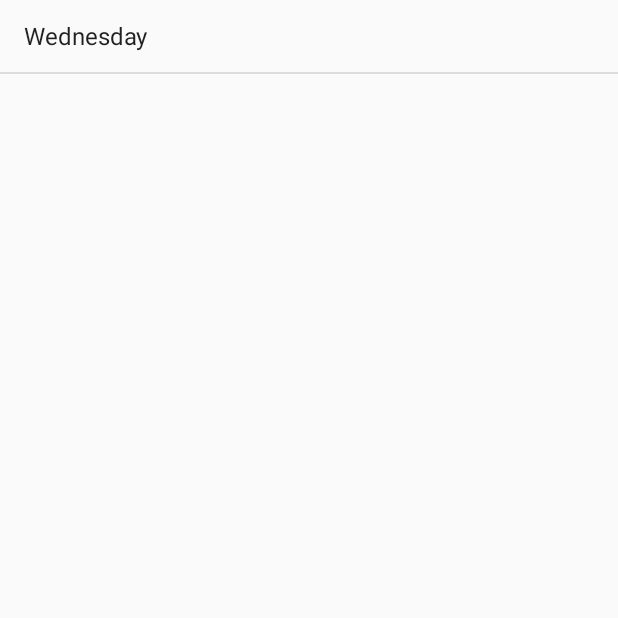
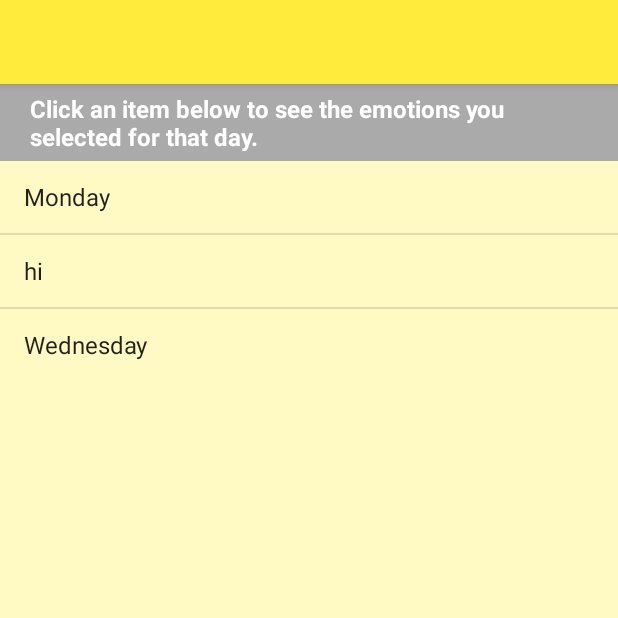
Before and after one commit to grace-young/Smile, an Android app: the ResultsActivity screen opened directly, with no data from a screen before it, after a tap on "Tuesday", on a phone screen of 412 x 824 dp, the top half of it. Run offline under Robolectric (Android 15) with nearby library versions, the light colour scheme and no system bars; 1 other tap on this screen came first.

Commit message:
Add feature to graph view, work on survey results page

```diff
--- a/app/src/main/AndroidManifest.xml
+++ b/app/src/main/AndroidManifest.xml
@@ -22,7 +22,7 @@
             </intent-filter>
         </activity>
         <activity android:name=".GraphActivity" />
-        <activity android:name=".ResultsActivity"></activity>
+        <activity android:name=".ResultsActivity" />
     </application>
 
 </manifest>
--- a/app/src/main/java/com/treehacks/bestteamever/smile/ResultsActivity.java
+++ b/app/src/main/java/com/treehacks/bestteamever/smile/ResultsActivity.java
@@ -1,38 +1,62 @@
 package com.treehacks.bestteamever.smile;
 
-import android.app.ListActivity;
 import android.os.Bundle;
+import android.support.v7.app.AppCompatActivity;
 import android.view.View;
+import android.widget.AdapterView;
 import android.widget.ArrayAdapter;
 import android.widget.ListView;
 
 import java.util.ArrayList;
 
-public class ResultsActivity extends ListActivity {
+public class ResultsActivity extends AppCompatActivity implements AdapterView.OnItemClickListener {
+
+    public static final String TAG = ResultsActivity.class.getSimpleName();
+
+    private ListView listView;
 
     private ArrayList<String> items;
+    private ArrayList<String> adapterList;
     private ArrayAdapter<String> adapter;
+
+    private boolean datesShown = true;
 
     @Override
     protected void onCreate(Bundle savedInstanceState) {
         super.onCreate(savedInstanceState);
         setContentView(R.layout.activity_results);
 
+        listView = (ListView) findViewById(R.id.listView);
+
         items = new ArrayList<>();
         items.add("Monday");
         items.add("Tuesday");
         items.add("Wednesday");
 
-        adapter = new ArrayAdapter<>(this, android.R.layout.simple_list_item_1, items);
-        setListAdapter(adapter);
+        adapterList = new ArrayList<>(items);
+
+        adapter = new ArrayAdapter<>(this, android.R.layout.simple_list_item_1, adapterList);
+        listView.setAdapter(adapter);
+        listView.setOnItemClickListener(this);
     }
 
     @Override
-    protected void onListItemClick(ListView l, View v, int position, long id) {
-        super.onListItemClick(l, v, position, id);
+    public void onItemClick(AdapterView<?> parent, View view, int position, long id) {
+        toggleDateAndEmotions(position);
 
-        items.remove(position);
         adapter.notifyDataSetChanged();
+    }
+
+    private void toggleDateAndEmotions(int pos) {
+        if (datesShown) {
+            // show emotions
+            adapterList.set(pos, "hi");
+            datesShown = false;
+        } else {
+            // show dates
+            adapterList.set(pos, items.get(pos));
+            datesShown = true;
+        }
     }
 
     @Override
@@ -50,7 +74,7 @@ public class ResultsActivity extends ListActivity {
 
         if (items != null) {
             adapter = new ArrayAdapter<>(this, android.R.layout.simple_list_item_1, items);
-            setListAdapter(adapter);
+            listView.setAdapter(adapter);
             adapter.notifyDataSetChanged();
         }
 
--- a/app/src/main/res/layout/activity_results.xml
+++ b/app/src/main/res/layout/activity_results.xml
@@ -1,12 +1,28 @@
 <?xml version="1.0" encoding="utf-8"?>
-<RelativeLayout xmlns:android="http://schemas.android.com/apk/res/android"
+<LinearLayout xmlns:android="http://schemas.android.com/apk/res/android"
     xmlns:tools="http://schemas.android.com/tools"
     android:layout_width="match_parent"
     android:layout_height="match_parent"
-    android:paddingBottom="@dimen/activity_vertical_margin"
-    android:paddingLeft="@dimen/activity_horizontal_margin"
-    android:paddingRight="@dimen/activity_horizontal_margin"
-    android:paddingTop="@dimen/activity_vertical_margin"
+    android:background="@color/colorBackground"
+    android:orientation="vertical"
     tools:context="com.treehacks.bestteamever.smile.ResultsActivity">
 
-</RelativeLayout>
+    <TextView
+        android:layout_width="match_parent"
+        android:layout_height="wrap_content"
+        android:textStyle="bold"
+        android:text="Click an item below to see the emotions you selected for that day."
+        android:textSize="16sp"
+        android:background="@android:color/darker_gray"
+        android:textColor="@android:color/white"
+        android:paddingLeft="20dp"
+        android:paddingRight="20dp"
+        android:paddingTop="5dp"
+        android:paddingBottom="5dp"/>
+
+    <ListView
+        android:id="@+id/listView"
+        android:layout_width="match_parent"
+        android:layout_height="wrap_content" />
+
+</LinearLayout>
```
Also changed, not shown: app/src/main/java/com/treehacks/bestteamever/smile/GraphActivity.java (+22 -11 lines), app/src/main/java/com/treehacks/bestteamever/smile/MainActivity.java (+59 -42 lines), app/src/main/res/layout/activity_graph.xml (+24 -2 lines).
